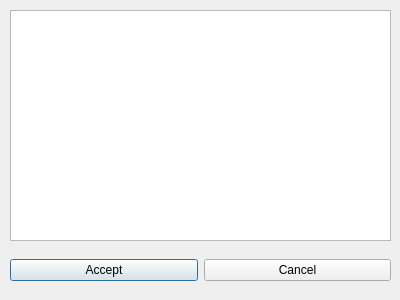
This is QGSController/src/chooseline.ui in NeGvozd/CppLearningProject as Qt 5 draws it before an edit. The edited form follows.
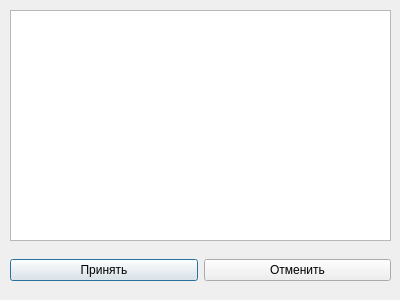
This is the edited form.

Commit message: Убрали кнопки линий

The edit to the form file:
```diff
--- a/QGSController/src/chooseline.ui
+++ b/QGSController/src/chooseline.ui
@@ -36,14 +36,14 @@
     <item>
      <widget class="QPushButton" name="acceptButton">
       <property name="text">
-       <string>Accept</string>
+       <string>Принять</string>
       </property>
      </widget>
     </item>
     <item>
      <widget class="QPushButton" name="cancelButton">
       <property name="text">
-       <string>Cancel</string>
+       <string>Отменить</string>
       </property>
      </widget>
     </item>
```
Left out of the diff: 2 changed lines with no effect on the pictures. The commit also changes 5 other files.
